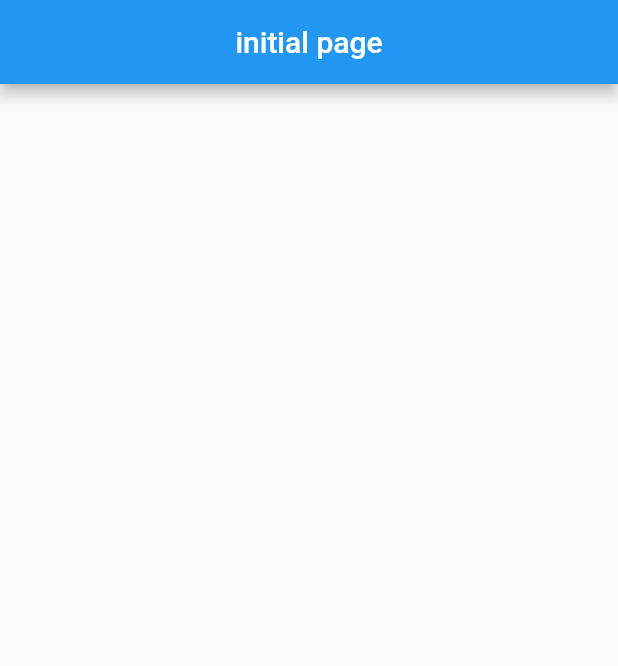
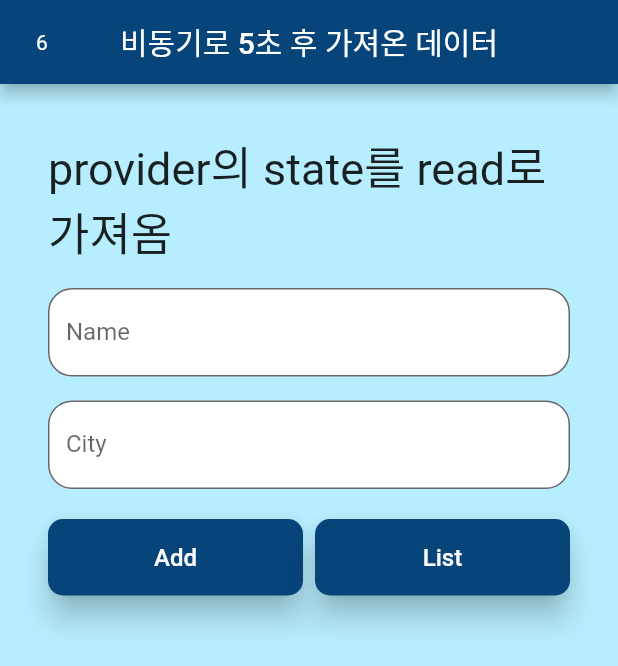
Before and after one commit to shseok/flutter_riverpod_diary, a Flutter app: the screen it shows after launch, on a phone screen of 412 x 824 dp. Shown: the top 666 px of the screen. Run offline on Flutter 3.47's test engine with Material 2 defaults, Android fonts, the phone set to English and light mode, and no system bars; our stand-ins replace flutter_hooks, flutter_riverpod.

Commit message:
Upload theflutterfactory

```diff
--- /dev/null
+++ b/lib/api/cheetah_api.dart
@@ -0,0 +1,17 @@
+import 'dart:async';
+
+Future<String> getProfileUserName() async {
+  await Future.delayed(Duration(seconds: 5));
+
+  return "비동기로 5초 후 가져온 데이터";
+}
+
+Future<String> getCountry() async {
+  await Future.delayed(Duration(seconds: 5));
+
+  return "비동기로 5초 후 가져온 데이터";
+}
+
+Stream<int> getSessionTime() {
+  return Stream.periodic(Duration(seconds: 1), (sessionTime) => sessionTime++);
+}
--- /dev/null
+++ b/lib/controller/providers.dart
@@ -0,0 +1,16 @@
+import 'package:flutter_prac/controller/user_list.dart';
+import 'package:flutter_riverpod/flutter_riverpod.dart';
+import '../api/cheetah_api.dart';
+import '../model/user.dart';
+
+final channelNameProvider = Provider<String>( // global 변수 or 개체를 위한 일반 provider
+      (_) => "provider의 state를 read로 가져옴",
+);
+
+final profileNameProvider = FutureProvider<String>((_) => getProfileUserName()); // 바로 반한하므로 await 필요 x
+
+final sessionTimeProvider = StreamProvider.autoDispose<int>((ref) => getSessionTime());
+
+final UserListProvider = StateNotifierProvider<UserListNotifier, List<User>>((ref) {
+  return UserListNotifier();
+});
--- /dev/null
+++ b/lib/controller/user_list.dart
@@ -0,0 +1,17 @@
+import 'package:flutter_riverpod/flutter_riverpod.dart';
+import '../model/user.dart';
+
+class UserListNotifier extends StateNotifier<List<User>> { // 실제 데이터를 갖는곳
+  // UserListNotifier() : super([]);
+  UserListNotifier([List<User>? state]) : super([]); // 초기 state를 빈 배열로 할당
+  // UserListNotifier(List<User> state) : super(state); // notifierProvider에서 초기값으로 List를 받아옴
+
+  addUser(User user){
+    state = [...state, user];
+  }
+
+  deleteUser(User user){
+    state = state.where((_user) => _user.name != user.name).toList();
+  }
+
+}
--- a/lib/main.dart
+++ b/lib/main.dart
@@ -1,30 +1,20 @@
-import 'package:flutter/material.dart'; // 기본 내장
+import 'package:flutter/material.dart';
+import 'package:flutter_prac/screens/home.dart';
+import 'package:flutter_riverpod/flutter_riverpod.dart';
 
-// 등록 후 내장
-void main() => runApp(MyApp());
+void main() => runApp(ProviderScope(child: MyApp()));
 
 class MyApp extends StatelessWidget {
-  const MyApp({Key? key}) : super(key: key);
-
   @override
   Widget build(BuildContext context) {
     return MaterialApp(
-      title: 'initial page',
-      home: MyPage(),
+      debugShowCheckedModeBanner: false,
+      theme: ThemeData(
+        appBarTheme: AppBarTheme(color: Color(0xFF064479)),
+        primaryColor: Color(0xFF064479),
+        backgroundColor: Color(0xFFb7eeff),
+      ),
+      home: Home(),
     );
   }
 }
-
-class MyPage extends StatelessWidget {
-  const MyPage({Key? key}) : super(key: key);
-
-  @override
-  Widget build(BuildContext context) {
-    return Scaffold(
-      appBar: AppBar(
-        title: Text('initial page'),
-        centerTitle: true,
-      ),
-    );
-  }
-}
--- /dev/null
+++ b/lib/model/user.dart
@@ -0,0 +1,6 @@
+class User {
+  String? name;
+  String? city;
+
+  User(this.name, this.city);
+}
--- /dev/null
+++ b/lib/screens/home.dart
@@ -0,0 +1,129 @@
+import 'package:flutter/material.dart';
+import 'package:flutter_prac/controller/providers.dart';
+import 'package:flutter_prac/screens/user_list_screen.dart';
+
+import '../controller/user_list.dart';
+import '../model/user.dart';
+import '../widget/cheetah_button.dart';
+import '../widget/cheetah_input.dart';
+import '../widget/user_list.dart';
+import 'package:flutter_riverpod/flutter_riverpod.dart';
+
+class Home extends StatefulWidget {
+  @override
+  HomeState createState() => HomeState();
+}
+
+class HomeState extends State<Home> {
+  String? _name;
+  String? _city;
+
+  final GlobalKey<FormState> _formKey = GlobalKey<FormState>();
+
+  @override
+  Widget build(BuildContext context) {
+    print('Home Screen rebuilding...');
+    return Scaffold(
+      backgroundColor: Theme.of(context).backgroundColor,
+      appBar: AppBar(
+        title: Consumer(builder: (context, ref, child) {
+          AsyncValue<String> name = ref.watch(profileNameProvider);
+
+          // return Text( // 다른 방법 : 5초전에 오류가 뜨지만 5초 후에 데이터는 정상적으로 가져온다
+          //   name.value!,
+          //   style: TextStyle(color: Colors.white),
+          // );
+          return name.when(
+            data: (name) => Text(
+              name,
+              style: TextStyle(color: Colors.white),
+            ),
+            loading: () => Container(), // Text(~~~); or loading circle
+            error: (e, stackTrace) => Text("Error!!!"),
+          );
+        }),
+        centerTitle: true,
+        leading: Center(
+          child: Consumer(
+            builder: (context, ref, child) {
+              AsyncValue<int> time =
+                  ref.watch(sessionTimeProvider); // 많은 비동기 시간이 흐를때 stream 유용
+              return time.when(
+                data: (value) => Text(value.toString()),
+                loading: () => Text("?"),
+                error: (e, stackTrace) => Text("Error!!!"),
+              );
+            },
+          ),
+        ),
+      ),
+      body: SingleChildScrollView(
+        padding: EdgeInsets.all(32),
+        child: Form(
+          key: _formKey,
+          child: Column(
+            mainAxisAlignment: MainAxisAlignment.center,
+            children: <Widget>[
+              Consumer(
+                builder: (context, ref, child) => Text(
+                  ref.watch(channelNameProvider),
+                  // Consumer Widget의 ref파라미터를 통한 접근
+                  style: TextStyle(fontSize: 30),
+                ),
+              ),
+              SizedBox(height: 16),
+              CheetahInput(
+                labelText: 'Name',
+                onSaved: (String? value) {
+                  _name = value;
+                },
+              ),
+              SizedBox(height: 16),
+              CheetahInput(
+                labelText: 'City',
+                onSaved: (String? value) {
+                  _city = value;
+                },
+              ),
+              SizedBox(height: 20),
+              Row(
+                mainAxisAlignment: MainAxisAlignment.spaceBetween,
+                children: [
+                  Consumer(builder: (context, ref, child) {
+                    final UserListNotifier controller = ref.watch(
+                        UserListProvider
+                            .notifier); // 기본적으로 state notifier 객체를 가지고 있다.
+                    return CheetahButton(
+                      text: 'Add',
+                      onPressed: () {
+                        if (!_formKey.currentState!.validate()) return;
+
+                        _formKey.currentState!.save();
+
+                        controller.addUser(User(_name, _city));
+                      },
+                    );
+                  }),
+                  SizedBox(width: 8),
+                  CheetahButton(
+                    text: 'List',
+                    onPressed: () {
+                      Navigator.push(
+                        context,
+                        MaterialPageRoute(
+                          builder: (context) => UserListScreen(),
+                        ),
+                      );
+                    },
+                  ),
+                ],
+              ),
+              SizedBox(height: 20),
+              UserList(),
+            ],
+          ),
+        ),
+      ),
+    );
+  }
+}
--- /dev/null
+++ b/lib/widget/cheetah_button.dart
@@ -0,0 +1,37 @@
+import 'package:flutter/material.dart';
+
+class CheetahButton extends StatelessWidget {
+  final String text;
+  final Function onPressed;
+  final Color? color;
+
+  CheetahButton({
+    required this.text,
+    required this.onPressed,
+    this.color,
+  });
+
+  @override
+  Widget build(BuildContext context) {
+    return Expanded(
+      child: TextButton(
+        style: TextButton.styleFrom(
+          padding: EdgeInsets.all(16),
+          elevation: 8,
+          backgroundColor: Theme.of(context).primaryColor,
+          shape: RoundedRectangleBorder(
+            borderRadius: BorderRadius.all(Radius.circular(10)),
+          ),
+        ),
+        child: Text(
+          text,
+          style: TextStyle(
+            fontSize: 16,
+            color: Colors.white,
+          ),
+        ),
+        onPressed: onPressed as void Function()?,
+      ),
+    );
+  }
+}
--- /dev/null
+++ b/lib/widget/cheetah_input.dart
@@ -0,0 +1,35 @@
+import 'package:flutter/material.dart';
+
+class CheetahInput extends StatelessWidget {
+  final String labelText;
+  final Function onSaved;
+
+  CheetahInput({
+    required this.labelText,
+    required this.onSaved,
+  });
+
+  @override
+  Widget build(BuildContext context) {
+    return TextFormField(
+      decoration: InputDecoration(
+        fillColor: Colors.white,
+        filled: true,
+        labelText: labelText,
+        border: OutlineInputBorder(
+          borderRadius: BorderRadius.circular(16),
+        ),
+        floatingLabelBehavior: FloatingLabelBehavior.never,
+      ),
+      initialValue: '',
+      validator: (String? value) {
+        if (value!.isEmpty) {
+          return '$labelText is required';
+        }
+
+        return null;
+      },
+      onSaved: onSaved as void Function(String?)?,
+    );
+  }
+}
--- a/pubspec.yaml
+++ b/pubspec.yaml
@@ -34,6 +34,8 @@ dependencies:
   # Use with the CupertinoIcons class for iOS style icons.
   cupertino_icons: ^1.0.2
   fluttertoast: ^8.0.9
+  flutter_riverpod: ^2.0.0-dev.0
+  flutter_hooks: ^0.18.0
 
 dev_dependencies:
   flutter_test:
```
Also changed, not shown: lib/screens/user_list_screen.dart (added, +24 -0 lines), lib/widget/user_list.dart (added, +53 -0 lines), pubspec.lock.
